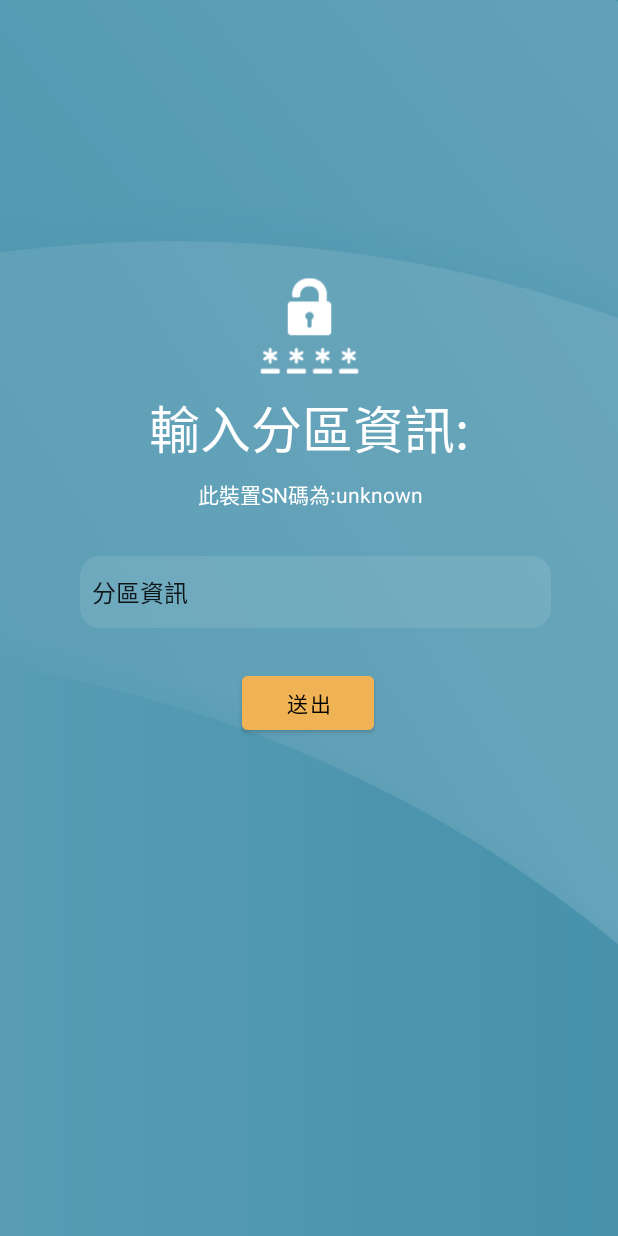
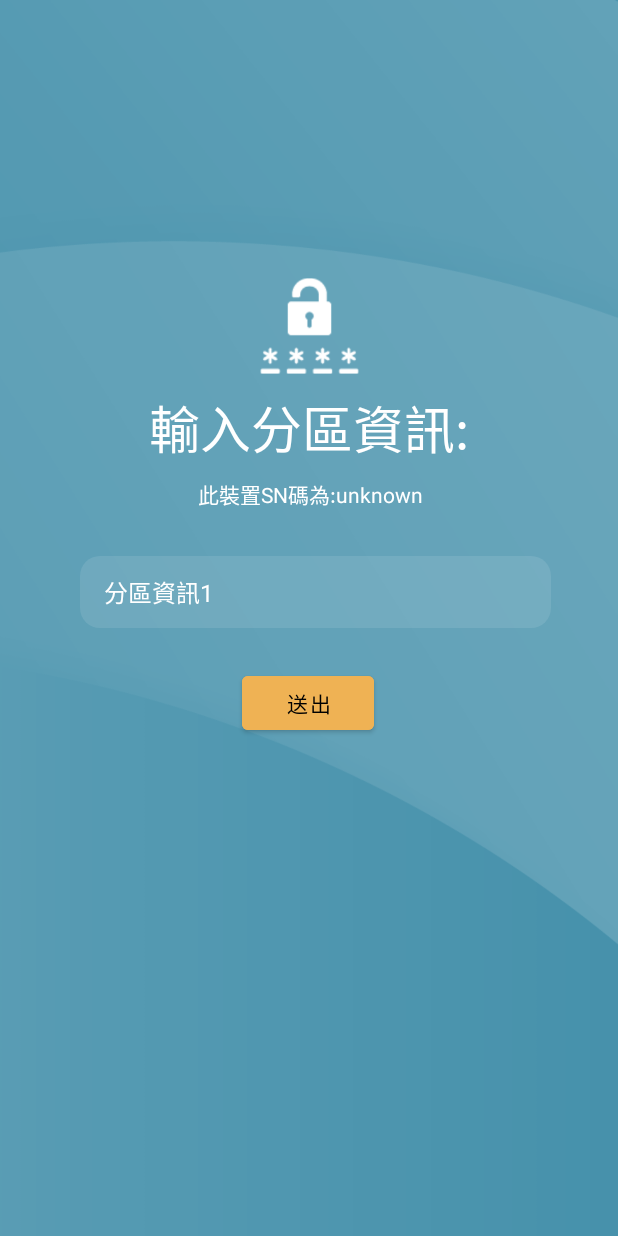
Before and after one commit to mickey234chu/LockScreenServiceFor7to9, an Android app: the screen it shows after launch (FirstActivity), on a phone screen of 412 x 824 dp. Run offline under Robolectric (Android 15) with nearby library versions, the phone set to English and light mode, and no system bars; libraries missing offline, so code that uses them is left out: pub.devrel.easypermissions.

Commit message:
add spinner style

```diff
--- a/app/src/main/java/com/example/bootservicefor7to9/FirstActivity.java
+++ b/app/src/main/java/com/example/bootservicefor7to9/FirstActivity.java
@@ -68,9 +68,9 @@ public class FirstActivity extends AppCompatActivity {
         ArrayAdapter<CharSequence> adapter =
                 ArrayAdapter.createFromResource(this,    //對應的Context
                         R.array.URL_list,                             //資料選項內容
-                        android.R.layout.simple_spinner_item);  //預設Spinner未展開時的View(預設及選取後樣式)
+                       R.layout.myspinner);  //預設Spinner未展開時的View(預設及選取後樣式)
 
-        adapter.setDropDownViewResource(android.R.layout.simple_spinner_dropdown_item);
+        adapter.setDropDownViewResource(R.layout.myspinner_background);
         URL_Spinner.setAdapter(adapter);
 
 
@@ -91,8 +91,8 @@ public class FirstActivity extends AppCompatActivity {
             @Override
             public void onClick(View v) {
 
-                domain = URL_Spinner.getContext().toString();
-
+                domain = String.valueOf(URL_Spinner.getSelectedItem());
+                Log.d("HTTP",domain);
                 StringBuilder response = new StringBuilder();
 
                 try {
--- a/app/src/main/java/com/example/bootservicefor7to9/MainActivity.java
+++ b/app/src/main/java/com/example/bootservicefor7to9/MainActivity.java
@@ -88,6 +88,7 @@ public class MainActivity extends ComponentActivity {
            // Intent intent = new Intent(Manifest.permission.READ_PHONE_STATE);
             // ActivityCompat.requestPermissions(MainActivity.this, new String[]{"Settings.ACTION_MANAGE_OVERLAY_PERMISSION"},10);
             //startActivity(intent);
+            try {
                 if (ActivityCompat.shouldShowRequestPermissionRationale(this, Manifest.permission.READ_PHONE_STATE)) {//用户选择了禁止不再询问
                     final AlertDialog.Builder builder = new AlertDialog.Builder(MainActivity.this);
                     builder.setTitle("权限申请")
@@ -99,6 +100,11 @@ public class MainActivity extends ComponentActivity {
                             });
                     builder.show();
 
+                }
+            }
+            catch (Exception e)
+            {
+                e.printStackTrace();
             }
         }
 
--- a/app/src/main/res/layout/activity_first.xml
+++ b/app/src/main/res/layout/activity_first.xml
@@ -30,8 +30,7 @@
         android:hint="分區資訊"
         android:inputType="textPersonName"
         android:minHeight="48dp"
-        android:textColor="#ffffff"
-        android:textColorHint="#ffffff"
+        style="@style/mySpinnerItemStyle"
         app:layout_constraintBottom_toBottomOf="parent"
         app:layout_constraintEnd_toEndOf="parent"
         app:layout_constraintHorizontal_bias="0.494"
--- /dev/null
+++ b/app/src/main/res/layout/myspinner.xml
@@ -0,0 +1,11 @@
+<?xml version="1.0" encoding="utf-8"?>
+<TextView xmlns:android="http://schemas.android.com/apk/res/android"
+    android:layout_width="match_parent"
+    android:layout_height="wrap_content"
+    android:layout_marginBottom="5dp"
+    android:textColor="@color/white"
+    android:textSize="16sp"
+    android:paddingTop="10dp"
+    android:paddingBottom="10dp"
+    android:paddingLeft="16dp"
+    android:gravity="center_vertical"/>
--- a/app/src/main/res/values/strings.xml
+++ b/app/src/main/res/values/strings.xml
@@ -1,17 +1,14 @@
 <resources>
     <string name="app_name">BootServiceFor7to9</string>
     <string-array name="URL_list">
-        <item>分區資訊</item>
-        <item>2</item>
-        <item>3</item>
-        <item>4</item>
-        <item>5</item>
-        <item>6</item>
-        <item>7</item>
-        <item>8</item>
-        <item>9</item>
-        <item>10</item>
-        <item>11</item>
-        <item>12</item>
+        <item>分區資訊1</item>
+        <item>分區資訊2</item>
+        <item>分區資訊3</item>
+        <item>分區資訊4</item>
+        <item>分區資訊5</item>
+        <item>分區資訊6</item>
+        <item>分區資訊7</item>
+        <item>分區資訊8</item>
+        <item>分區資訊9</item>
     </string-array>
 </resources>
--- /dev/null
+++ b/app/src/main/res/values/style.xml
@@ -0,0 +1,9 @@
+<?xml version="1.0" encoding="utf-8"?>
+<resources>
+    <style name="mySpinnerItemStyle" parent="Widget.AppCompat.Light.DropDownItem.Spinner">
+        <item name="android:paddingStart">0dp</item>
+        <item name="android:paddingEnd">0dp</item>
+        <item name="android:textColor">@color/white</item>
+        <item name="android:textSize">14sp</item>
+    </style>
+</resources>
```
Also changed, not shown: app/src/main/res/layout/myspinner_background.xml (added, +11 -0 lines). Lines whose indentation alone changed are shown as unchanged.
